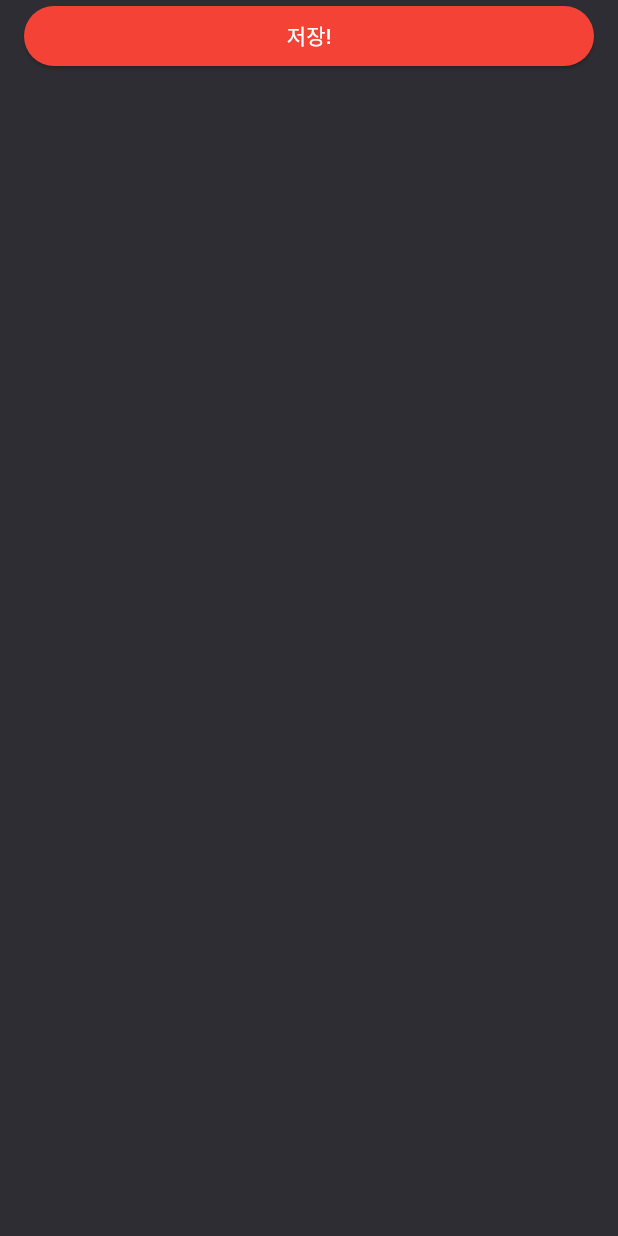
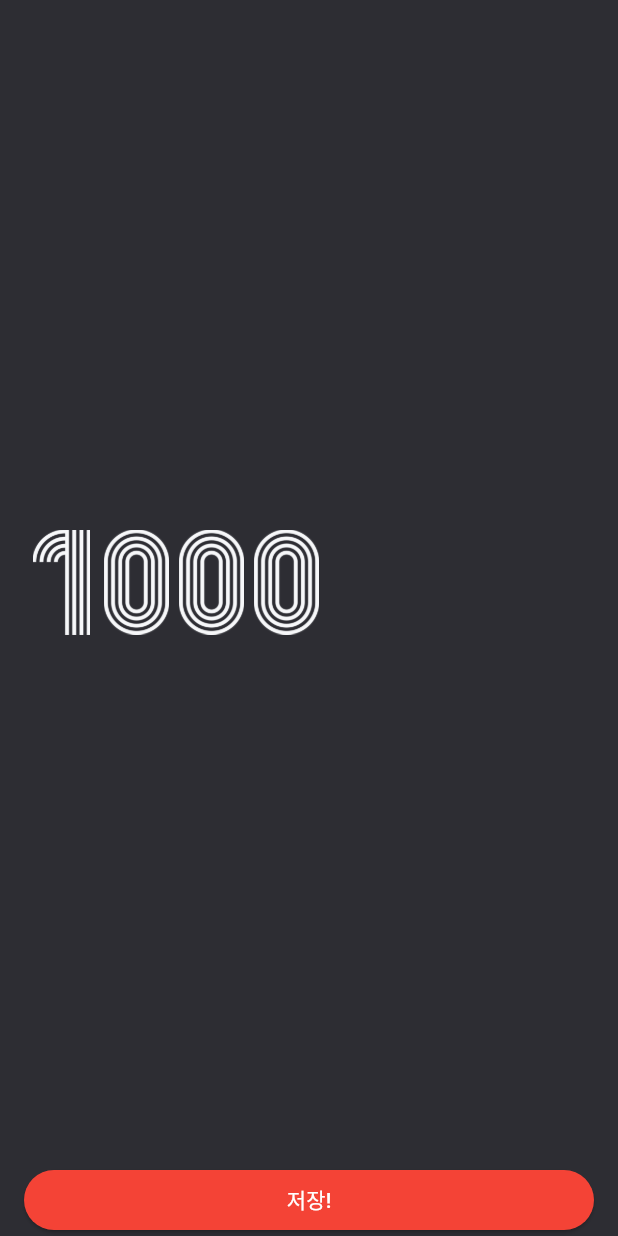
Before and after one commit to Yochan1101/random_number_generator, a Flutter app: the screen it shows after launch, after a tap on the "settings" icon, on a phone screen of 412 x 824 dp. Run offline on Flutter 3.47's test engine with Material 3 defaults, Android fonts, the phone set to English and light mode, and no system bars.

Commit message:
feat: 세팅 스크린에 숫자 랜더링

```diff
--- a/lib/screen/setting_screen.dart
+++ b/lib/screen/setting_screen.dart
@@ -1,9 +1,15 @@
 import 'package:flutter/material.dart';
 import 'package:random_number_generator/constants/color.dart';
-import 'package:random_number_generator/screen/home_screen.dart';
 
-class SettingScreen extends StatelessWidget {
+class SettingScreen extends StatefulWidget {
   const SettingScreen({super.key});
+
+  @override
+  State<SettingScreen> createState() => _SettingScreenState();
+}
+
+class _SettingScreenState extends State<SettingScreen> {
+  double maxNumber = 1000;
 
   @override
   Widget build(BuildContext context) {
@@ -15,16 +21,11 @@ class SettingScreen extends StatelessWidget {
           child: Column(
             crossAxisAlignment: CrossAxisAlignment.stretch,
             children: [
-              ElevatedButton(
-                onPressed: () {
-                  Navigator.of(context).pop();
-                },
-                child: Text("저장!"),
-                style: ElevatedButton.styleFrom(
-                  backgroundColor: Colors.red,
-                  foregroundColor: Colors.white,
-                ),
+              _Number(
+                maxNumber: maxNumber,
               ),
+              _Slider(),
+              _Button(),
             ],
           ),
         ),
@@ -32,3 +33,57 @@ class SettingScreen extends StatelessWidget {
     );
   }
 }
+
+class _Number extends StatelessWidget {
+  final double maxNumber;
+  const _Number({super.key, required this.maxNumber});
+
+  @override
+  Widget build(BuildContext context) {
+    return Expanded(
+      child: Container(
+        child: Row(
+          children: maxNumber
+              .toInt()
+              .toString()
+              .split('')
+              .map(
+                (num) => Image.asset(
+                  'asset/img/$num.png',
+                  width: 50,
+                  height: 70,
+                ),
+              )
+              .toList(),
+        ),
+      ),
+    );
+  }
+}
+
+class _Slider extends StatelessWidget {
+  const _Slider({super.key});
+
+  @override
+  Widget build(BuildContext context) {
+    return Container();
+  }
+}
+
+class _Button extends StatelessWidget {
+  const _Button({super.key});
+
+  @override
+  Widget build(BuildContext context) {
+    return ElevatedButton(
+      onPressed: () {
+        Navigator.of(context).pop();
+      },
+      child: Text("저장!"),
+      style: ElevatedButton.styleFrom(
+        backgroundColor: Colors.red,
+        foregroundColor: Colors.white,
+      ),
+    );
+  }
+}
```
